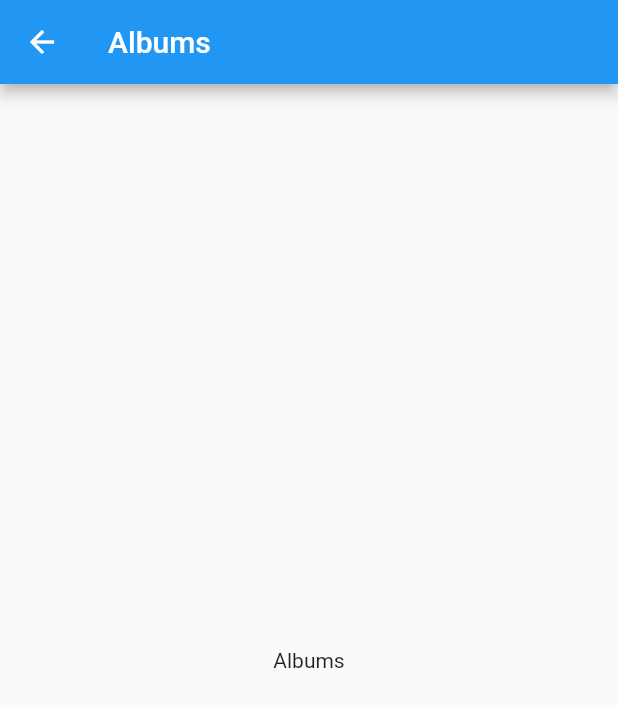
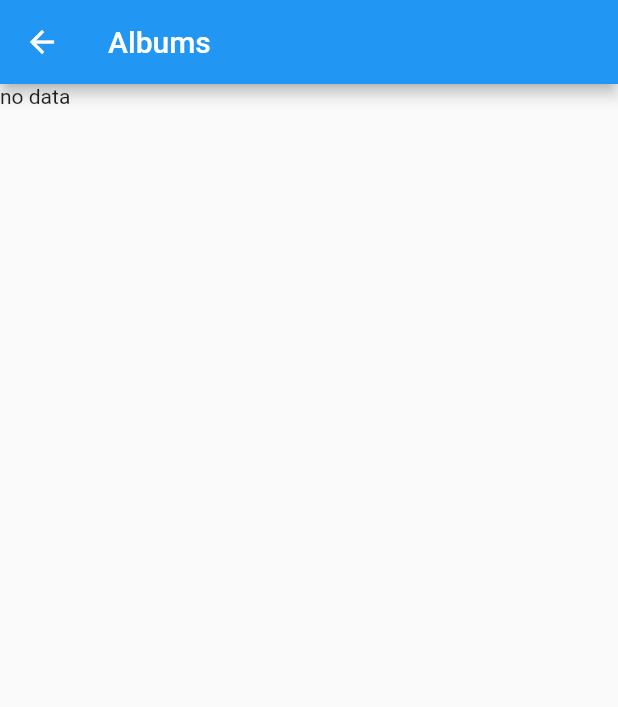
Before and after one commit to Artemshchurev/skillbox_homework, a Flutter app: the AlbumsScreen screen opened directly, on a phone screen of 412 x 824 dp. Shown: the top 707 px of the screen. Run offline on Flutter 3.47's test engine with Material 2 defaults, Android fonts, the phone set to English and light mode, and no system bars; our stand-ins replace fluro; missing offline and left inert: dart:ffi; statements that could not run were skipped.

Commit message:
Empty future data

```diff
--- /dev/null
+++ b/07_Navigation/albums_route/lib/artists_repo.dart
@@ -0,0 +1,12 @@
+import 'dart:convert';
+
+import 'package:flutter/services.dart';
+
+class ArtistsRepo {
+
+  static Future<List<dynamic>> fetchArtists() async {
+    rootBundle.loadString('assets/artists.json').then((file) {
+      return jsonDecode(file);
+    });
+  }
+}
--- a/07_Navigation/albums_route/lib/fetch_file.dart
+++ /dev/null
@@ -1,5 +0,0 @@
-import 'package:flutter/services.dart';
-
-Future<String> fetchFileFromAssets(String assetsPath) async {
-  return rootBundle.loadString(assetsPath).then((file) => file);
-}
--- a/07_Navigation/albums_route/lib/routes.dart
+++ b/07_Navigation/albums_route/lib/routes.dart
@@ -1,6 +1,7 @@
 import 'dart:ffi';
 
 import 'package:albums_route/screens/albums_screen.dart';
+import 'package:albums_route/screens/artist_screen.dart';
 import 'package:albums_route/screens/home_screen.dart';
 import 'package:fluro/fluro.dart';
 import 'package:flutter/cupertino.dart';
@@ -14,5 +15,10 @@ class Routes {
     router.define(AlbumsScreen.routeName, handler: Handler(handlerFunc: (BuildContext context, Map<String,dynamic> params) {
       return AlbumsScreen();
     }));
+
+    router.define('${ArtistScreen.routeName}/:link', handler: Handler( handlerFunc: (BuildContext context, Map<String,dynamic> params) {
+      print(params);
+      return ArtistScreen(link: params['link'][0]);
+    }));
   }
 }
--- a/07_Navigation/albums_route/lib/screens/albums_screen.dart
+++ b/07_Navigation/albums_route/lib/screens/albums_screen.dart
@@ -1,3 +1,4 @@
+import 'package:albums_route/artists_repo.dart';
 import 'package:flutter/material.dart';
 
 class AlbumsScreen extends StatelessWidget {
@@ -5,17 +6,38 @@ class AlbumsScreen extends StatelessWidget {
 
   @override
   Widget build(BuildContext context) {
-    return Scaffold(
-      appBar: AppBar(
-        title: Text('Albums'),
-      ),
-      body: Center(
-        child: Column(
-          mainAxisAlignment: MainAxisAlignment.center,
-          children: <Widget>[
-            Text('Albums'),
-          ],
-        ),
+    return SafeArea(
+      child: Scaffold(
+          appBar: AppBar(
+            title: Text('Albums'),
+          ),
+          body: FutureBuilder(
+            future: ArtistsRepo.fetchArtists(),
+            builder: (context, projectSnap) {
+              print(projectSnap.connectionState);
+              if (projectSnap.connectionState == ConnectionState.waiting) {
+                print('loading');
+                return Text('loading');
+              }
+              print(projectSnap.data);
+
+              if (projectSnap.hasData) {
+                return ListView.builder(
+                  itemCount: projectSnap.data.length,
+                  itemBuilder: (context, index) {
+                    print(projectSnap.data[index]);
+                    return Column(
+                      children: <Widget>[
+                        Text('has some data')
+                        // Widget to display the list of project
+                      ],
+                    );
+                  },
+                );
+              }
+              return Text('no data');
+            },
+          )
       ),
     );
   }
```
Also changed, not shown: 07_Navigation/albums_route/lib/main.dart (+1 -54 lines), 07_Navigation/albums_route/lib/screens/artist_screen.dart (added, +27 -0 lines), 07_Navigation/albums_route/lib/screens/home_screen.dart (+17 -2 lines).
